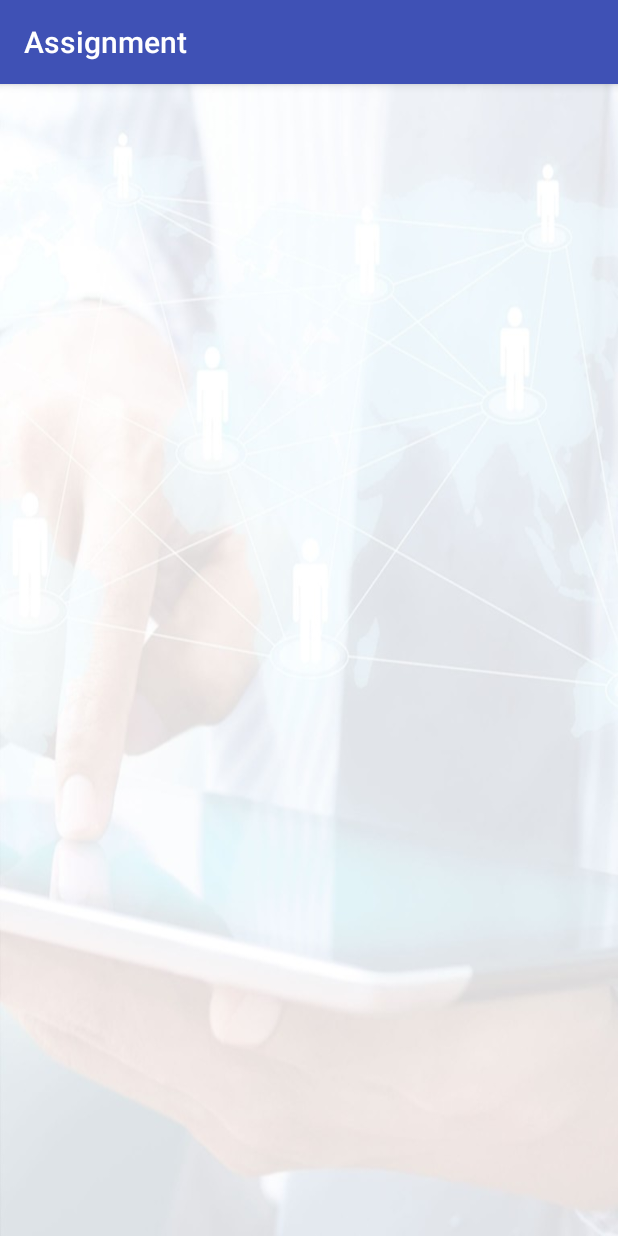
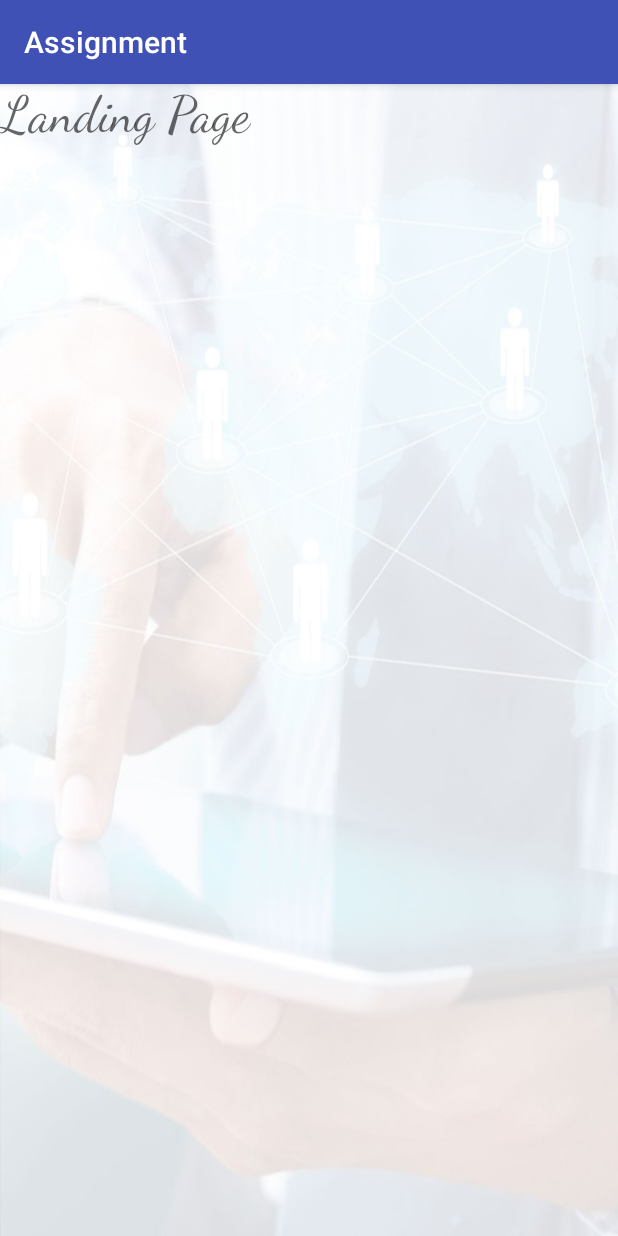
Before and after one commit to creig-with-an-E/Android_OneZeroOne, an Android app: the LandingPage screen opened directly, with no data from a screen before it, on a phone screen of 412 x 824 dp. Run offline under Robolectric (Android 15) with nearby library versions, the phone set to English and light mode, and no system bars.

Commit message:
correcting the functionality in login button. initially did not the startActivity() so action was never firing

```diff
--- a/app/src/main/java/com/example/fortunephiri/assignment/MainActivity.java
+++ b/app/src/main/java/com/example/fortunephiri/assignment/MainActivity.java
@@ -19,7 +19,7 @@ public class MainActivity extends AppCompatActivity {
             @Override
             public void onClick(View v) {
                 Intent intent = new Intent(getApplicationContext(),LandingPage.class);
-
+                startActivity(intent);
             }
         });
     }
--- a/app/src/main/res/layout/activity_landing_page.xml
+++ b/app/src/main/res/layout/activity_landing_page.xml
@@ -8,7 +8,11 @@
     tools:context=".LandingPage">
 
     <TextView
-        android:id="@+id/textView2"
+        android:id="@+id/textView3"
         android:layout_width="wrap_content"
-        android:layout_height="wrap_content" />
+        android:layout_height="wrap_content"
+        android:text="@string/landingPageTv"
+        android:textAppearance="@style/TextAppearance.AppCompat.Display1"
+        android:typeface="serif"
+        app:fontFamily="cursive" />
 </android.support.constraint.ConstraintLayout>
```
Also changed, not shown: 1 other file.
